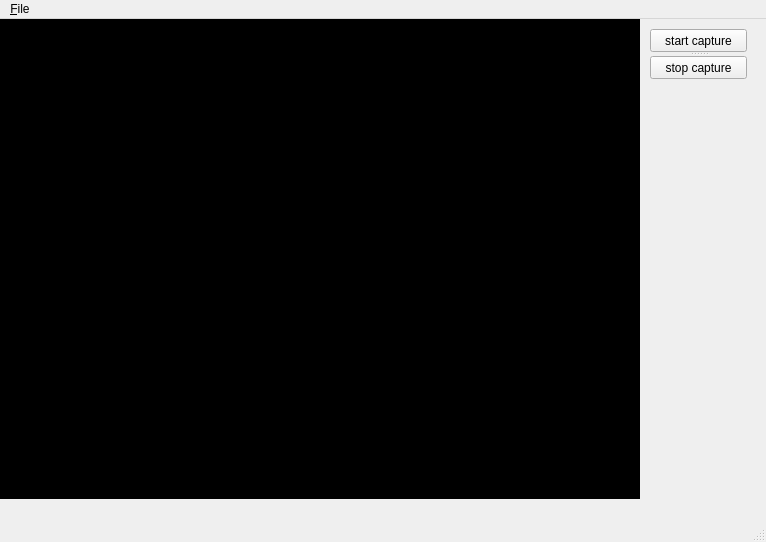
The window that ui/MainWindow.ui (fabrikant/cvisioner) describes before a commit, drawn with Qt 5.
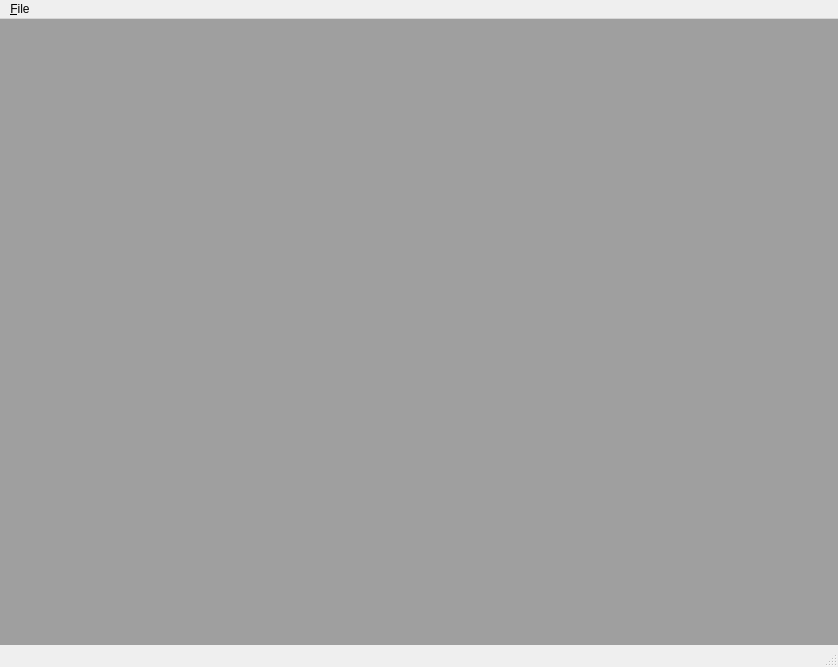
The same window after the commit.

What changed in the file:
```diff
--- a/ui/MainWindow.ui
+++ b/ui/MainWindow.ui
@@ -6,60 +6,38 @@
    <rect>
     <x>0</x>
     <y>0</y>
-    <width>766</width>
-    <height>542</height>
+    <width>838</width>
+    <height>667</height>
    </rect>
   </property>
   <property name="windowTitle">
    <string>MainWindow</string>
   </property>
   <widget class="QWidget" name="centralwidget">
-   <widget class="QLabel" name="videoFrame">
-    <property name="geometry">
-     <rect>
-      <x>0</x>
-      <y>0</y>
-      <width>640</width>
-      <height>480</height>
-     </rect>
+   <layout class="QGridLayout" name="gridLayout">
+    <property name="leftMargin">
+     <number>0</number>
     </property>
-    <property name="styleSheet">
-     <string notr="true">background-color: rgb(0, 0, 0);</string>
+    <property name="topMargin">
+     <number>0</number>
     </property>
-    <property name="text">
-     <string/>
+    <property name="rightMargin">
+     <number>0</number>
     </property>
-   </widget>
-   <widget class="QSplitter" name="splitter">
-    <property name="geometry">
-     <rect>
-      <x>650</x>
-      <y>10</y>
-      <width>97</width>
-      <height>50</height>
-     </rect>
+    <property name="bottomMargin">
+     <number>0</number>
     </property>
-    <property name="orientation">
-     <enum>Qt::Vertical</enum>
-    </property>
-    <widget class="QPushButton" name="buttonStartCapture">
-     <property name="text">
-      <string>start capture</string>
-     </property>
-    </widget>
-    <widget class="QPushButton" name="buttonStopCapture">
-     <property name="text">
-      <string>stop capture</string>
-     </property>
-    </widget>
-   </widget>
+    <item row="0" column="0">
+     <widget class="QMdiArea" name="mdiArea"/>
+    </item>
+   </layout>
   </widget>
   <widget class="QMenuBar" name="menubar">
    <property name="geometry">
     <rect>
      <x>0</x>
      <y>0</y>
-     <width>766</width>
+     <width>838</width>
      <height>22</height>
     </rect>
    </property>
```
Left out of the diff: 56 changed lines with no effect on the pictures.
